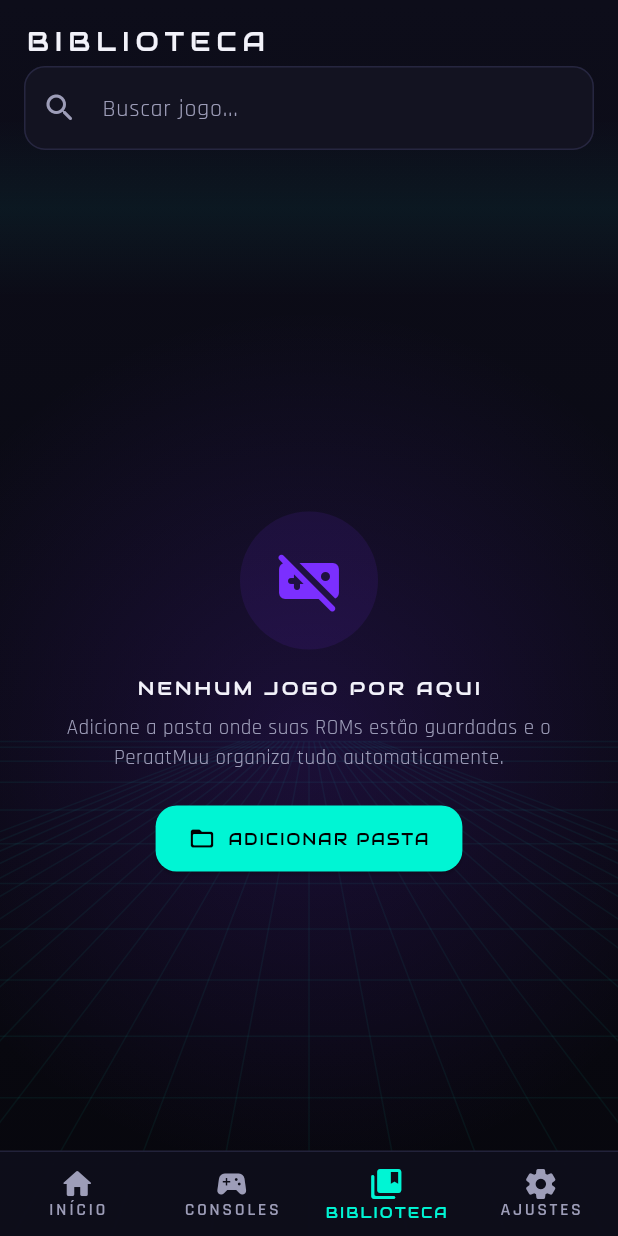
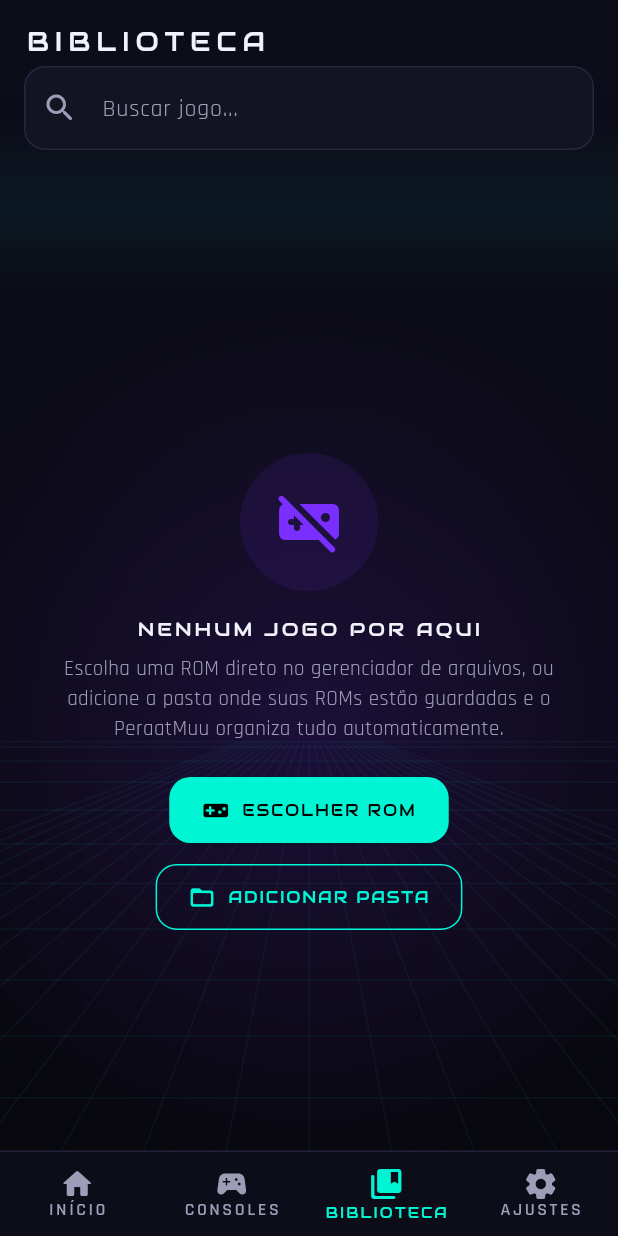
Before and after one commit to HOWCKs/PeraatMuu, a Flutter app: the screen it shows after launch, item 3 of the bottom bar chosen, on a phone screen of 412 x 824 dp. Run offline on Flutter 3.47's test engine with Material 3 defaults, Android fonts, the phone set to English and light mode, and no system bars; our stand-ins replace file_picker, package_info_plus, permission_handler; statements that could not run were skipped.

Commit message:
feat: seletor de ARQUIVO para adicionar ROMs (v1.1.0)
- novo fluxo 'ESCOLHER ROM': FilePicker em modo arquivo (multi-seleção,
  extensões de ROM + .zip) — dá pra tocar direto na ROM no gerenciador
- pasta do arquivo escolhido passa a ser monitorada automaticamente
- cópias temporárias do SAF são importadas para pasta própria do app
- botão '+ ROMS' abre menu ARQUIVO/PASTA; biblioteca vazia com 2 ações
- aviso antes do seletor de pastas (não dá para tocar em arquivo nele)

Co-authored-by: arena-agent <297053741+arena-agent@users.noreply.github.com>

```diff
--- a/lib/ui/screens/console_detail_screen.dart
+++ b/lib/ui/screens/console_detail_screen.dart
@@ -55,9 +55,9 @@ class ConsoleDetailScreen extends StatelessWidget {
                         children: [
                           Expanded(
                             child: ElevatedButton.icon(
-                              onPressed: () => addRomsFolder(context),
-                              icon: const Icon(Icons.folder_open_rounded),
-                              label: const Text('BUSCAR ROMS'),
+                              onPressed: () => chooseRomSource(context),
+                              icon: const Icon(Icons.add_rounded),
+                              label: const Text('ADICIONAR JOGOS'),
                               style: ElevatedButton.styleFrom(
                                 backgroundColor: AppTheme.neon,
                                 foregroundColor: Colors.black,
--- a/lib/ui/screens/home_screen.dart
+++ b/lib/ui/screens/home_screen.dart
@@ -34,7 +34,7 @@ class HomeScreen extends StatelessWidget {
         _HeroHeader(
           gamesCount: library.games.length,
           coresReady: cores.readyCount,
-          onAddRoms: () => addRomsFolder(context),
+          onAddRoms: () => chooseRomSource(context),
         ),
         if (library.games.isEmpty) _EmptyLibraryCard(),
         const SectionHeader(title: 'Consoles em destaque'),
--- a/lib/ui/screens/library_screen.dart
+++ b/lib/ui/screens/library_screen.dart
@@ -104,7 +104,10 @@ class _LibraryScreenState extends State<LibraryScreen> {
           ),
         Expanded(
           child: results.isEmpty
-              ? _LibraryEmpty(onAdd: () => addRomsFolder(context))
+              ? _LibraryEmpty(
+                  onAddFile: () => addSingleRom(context),
+                  onAddFolder: () => addRomsFolder(context),
+                )
               : ListView.builder(
                   physics: const BouncingScrollPhysics(),
                   padding: const EdgeInsets.fromLTRB(16, 10, 16, 110),
@@ -168,9 +171,10 @@ class _FilterChip extends StatelessWidget {
 }
 
 class _LibraryEmpty extends StatelessWidget {
-  final VoidCallback onAdd;
+  final VoidCallback onAddFile;
+  final VoidCallback onAddFolder;
 
-  const _LibraryEmpty({required this.onAdd});
+  const _LibraryEmpty({required this.onAddFile, required this.onAddFolder});
 
   @override
   Widget build(BuildContext context) {
@@ -199,18 +203,40 @@ class _LibraryEmpty extends StatelessWidget {
             ),
             const SizedBox(height: 10),
             const Text(
-              'Adicione a pasta onde suas ROMs estão guardadas e o PeraatMuu organiza tudo automaticamente.',
+              'Escolha uma ROM direto no gerenciador de arquivos, ou adicione a '
+              'pasta onde suas ROMs estão guardadas e o PeraatMuu organiza tudo '
+              'automaticamente.',
               textAlign: TextAlign.center,
               style: TextStyle(color: AppTheme.textMid, fontSize: 14),
             ),
             const SizedBox(height: 20),
             ElevatedButton.icon(
-              onPressed: onAdd,
-              icon: const Icon(Icons.folder_open_rounded),
-              label: const Text('ADICIONAR PASTA'),
+              onPressed: onAddFile,
+              icon: const Icon(Icons.videogame_asset_rounded),
+              label: const Text('ESCOLHER ROM'),
               style: ElevatedButton.styleFrom(
                 backgroundColor: AppTheme.neon,
                 foregroundColor: Colors.black,
+                padding:
+                    const EdgeInsets.symmetric(horizontal: 22, vertical: 13),
+                textStyle: const TextStyle(
+                  fontFamily: 'Audiowide',
+                  fontSize: 11,
+                  letterSpacing: 1.2,
+                ),
+                shape: RoundedRectangleBorder(
+                  borderRadius: BorderRadius.circular(14),
+                ),
+              ),
+            ),
+            const SizedBox(height: 10),
+            OutlinedButton.icon(
+              onPressed: onAddFolder,
+              icon: const Icon(Icons.folder_open_rounded),
+              label: const Text('ADICIONAR PASTA'),
+              style: OutlinedButton.styleFrom(
+                foregroundColor: AppTheme.neon,
+                side: const BorderSide(color: AppTheme.neon),
                 padding:
                     const EdgeInsets.symmetric(horizontal: 22, vertical: 13),
                 textStyle: const TextStyle(
--- a/pubspec.yaml
+++ b/pubspec.yaml
@@ -5,7 +5,7 @@ publish_to: "none"
 # MAJOR.MINOR.PATCH+buildNumber
 # - O versionCode (+N) é sobrescrito no CI pelo número da execução do GitHub Actions.
 # - Para lançar uma versão: suba este valor, faça commit e crie uma tag vX.Y.Z (ver docs/BUILD.md).
-version: 1.0.1+1
+version: 1.1.0+1
 
 environment:
   sdk: ">=3.4.0 <4.0.0"
```
Also changed, not shown: lib/models/console_system.dart (+13 -0 lines), lib/state/library_controller.dart (+63 -0 lines), lib/ui/widgets/library_actions.dart (+150 -2 lines), 1 other file.
